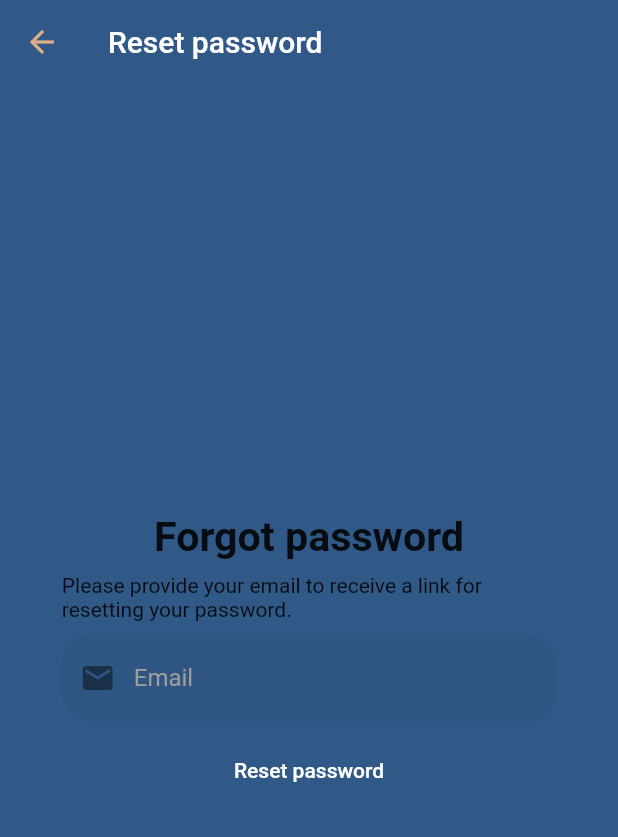
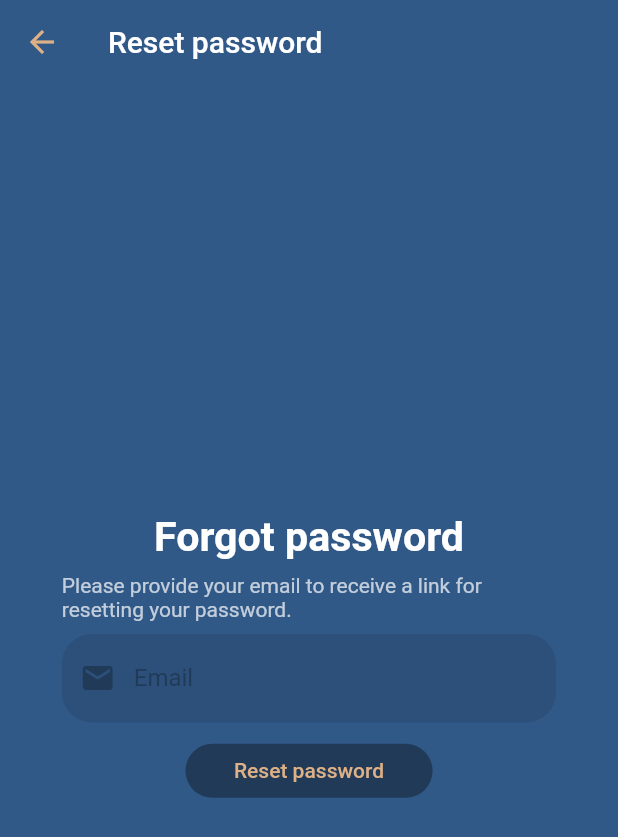
Before and after one commit to lukasstransky/DartTrack, a Flutter app: the screen it shows after launch, after a tap on "Forgot password?", on a phone screen of 412 x 824 dp. Shown: the top 837 px of the screen. Run offline on Flutter 3.47's test engine with Material 2 defaults, Android fonts, the phone set to English and light mode, and no system bars; drawn by our look-alikes of loader_overlay; our stand-ins replace cloud_firestore, firebase_auth, firebase_core, flutter_feather_icons, flutter_slidable, flutter_vector_icons and 8 more; missing offline and left inert: icofont_flutter; accounts and stored records are empty.

Commit message:
styled auth screen

```diff
--- a/dart_app/lib/screens/auth/local_widgets/email_input.dart
+++ b/dart_app/lib/screens/auth/local_widgets/email_input.dart
@@ -1,4 +1,5 @@
 import 'package:dart_app/models/auth.dart';
+import 'package:dart_app/utils/utils.dart';
 
 import 'package:flutter/material.dart';
 import 'package:provider/provider.dart';
@@ -41,13 +42,18 @@ class EmailInput extends StatelessWidget {
           }
           return null;
         },
+        style: TextStyle(color: Colors.white),
         decoration: InputDecoration(
           prefixIcon: Icon(
             Icons.mail,
+            color: Utils.getPrimaryColorDarken(context),
           ),
           hintText: 'Email',
+          hintStyle: TextStyle(
+            color: Utils.getPrimaryColorDarken(context),
+          ),
           filled: true,
-          hintStyle: TextStyle(color: Colors.grey),
+          fillColor: Utils.darken(Theme.of(context).colorScheme.primary, 10),
           border: OutlineInputBorder(
             borderRadius: BorderRadius.circular(20),
             borderSide: BorderSide(
--- a/dart_app/lib/screens/auth/local_widgets/forgot_password.dart
+++ b/dart_app/lib/screens/auth/local_widgets/forgot_password.dart
@@ -2,6 +2,7 @@ import 'package:dart_app/models/auth.dart';
 import 'package:dart_app/screens/auth/local_widgets/email_input.dart';
 import 'package:dart_app/services/auth_service.dart';
 import 'package:dart_app/utils/app_bars/custom_app_bar.dart';
+import 'package:dart_app/utils/utils.dart';
 
 import 'package:flutter/material.dart';
 import 'package:loader_overlay/loader_overlay.dart';
@@ -34,14 +35,18 @@ class _ForgotPasswordState extends State<ForgotPassword> {
               children: [
                 Text(
                   'Forgot password',
-                  style:
-                      TextStyle(fontSize: 20.sp, fontWeight: FontWeight.bold),
+                  style: TextStyle(
+                      fontSize: 20.sp,
+                      fontWeight: FontWeight.bold,
+                      color: Colors.white),
                 ),
                 Container(
                   width: 80.w,
                   padding: EdgeInsets.only(bottom: 1.h, top: 1.h),
                   child: Text(
-                      'Please provide your email to receive a link for resetting your password.'),
+                    'Please provide your email to receive a link for resetting your password.',
+                    style: TextStyle(color: Colors.white70),
+                  ),
                 ),
                 EmailInput(isForgotPasswordScreen: true),
                 ResetPasswordBtn(forgotPasswordFormKey: _forgotPasswordFormKey),
@@ -92,20 +97,22 @@ class ResetPasswordBtn extends StatelessWidget {
   Widget build(BuildContext context) {
     return Container(
       padding: EdgeInsets.only(top: 1.h),
-      width: 60.w,
+      width: 40.w,
       child: TextButton(
         child: Text(
           'Reset password',
-          style: TextStyle(color: Colors.white),
+          style: TextStyle(color: Theme.of(context).colorScheme.secondary),
         ),
         style: ButtonStyle(
+          splashFactory: NoSplash.splashFactory,
+          shadowColor: MaterialStateProperty.all(Colors.transparent),
+          overlayColor: MaterialStateProperty.all(Colors.transparent),
           shape: MaterialStateProperty.all<RoundedRectangleBorder>(
             RoundedRectangleBorder(
               borderRadius: BorderRadius.circular(18.0),
             ),
           ),
-          backgroundColor:
-              MaterialStateProperty.all(Theme.of(context).colorScheme.primary),
+          backgroundColor: Utils.getPrimaryMaterialStateColorDarken(context),
         ),
         onPressed: () => resetPassword(
             context.read<Auth>().getEmailController.text, context),
--- a/dart_app/lib/screens/auth/local_widgets/forgot_password_link.dart
+++ b/dart_app/lib/screens/auth/local_widgets/forgot_password_link.dart
@@ -21,7 +21,7 @@ class ForgotPasswordLink extends StatelessWidget {
         },
         child: Text(
           'Forgot password?',
-          style: TextStyle(color: Colors.grey, fontSize: 11.sp),
+          style: TextStyle(color: Colors.white38, fontSize: 11.sp),
         ),
       ),
     );
--- a/dart_app/lib/screens/auth/local_widgets/login_register_btn/local_widgets/login_register_switch.dart
+++ b/dart_app/lib/screens/auth/local_widgets/login_register_btn/local_widgets/login_register_switch.dart
@@ -12,14 +12,16 @@ class LoginRegisterSwitch extends StatelessWidget {
   Widget build(BuildContext context) {
     final Auth auth = context.read<Auth>();
 
-    return Row(
+    return Padding(
+      padding: EdgeInsets.only(top: 1.h),
+      child: Row(
         mainAxisAlignment: MainAxisAlignment.center,
         children: [
           Text(
             auth.getAuthMode == AuthMode.Login
                 ? 'Don\'t have an account? '
                 : 'Already have an account? ',
-          style: TextStyle(fontSize: 12.sp),
+            style: TextStyle(fontSize: 12.sp, color: Colors.white),
           ),
           GestureDetector(
             key: Key('loginRegisterSwitch'),
@@ -29,10 +31,12 @@ class LoginRegisterSwitch extends StatelessWidget {
               style: TextStyle(
                 fontWeight: FontWeight.bold,
                 fontSize: 12.sp,
+                color: Colors.white,
               ),
             ),
           ),
         ],
+      ),
     );
   }
 }
--- a/dart_app/lib/screens/auth/local_widgets/login_register_btn/local_widgets/proceed_as_guest_link.dart
+++ b/dart_app/lib/screens/auth/local_widgets/login_register_btn/local_widgets/proceed_as_guest_link.dart
@@ -32,7 +32,7 @@ class ProceedAsGuestLink extends StatelessWidget {
         onTap: () async => _clickProceedAsGuest(context),
         child: Text(
           'Proceed as guest',
-          style: TextStyle(color: Colors.grey, fontSize: 11.sp),
+          style: TextStyle(color: Colors.white38, fontSize: 11.sp),
         ),
       ),
     );
--- a/dart_app/lib/screens/auth/local_widgets/login_register_btn/login_register_btn.dart
+++ b/dart_app/lib/screens/auth/local_widgets/login_register_btn/login_register_btn.dart
@@ -3,6 +3,7 @@ import 'package:dart_app/models/auth.dart';
 import 'package:dart_app/screens/auth/local_widgets/login_register_btn/local_widgets/login_register_switch.dart';
 import 'package:dart_app/screens/auth/local_widgets/login_register_btn/local_widgets/proceed_as_guest_link.dart';
 import 'package:dart_app/services/auth_service.dart';
+import 'package:dart_app/utils/utils.dart';
 
 import 'package:firebase_auth/firebase_auth.dart';
 import 'package:flutter/material.dart';
@@ -121,21 +122,26 @@ class LoginRegisterBtn extends StatelessWidget {
       children: [
         Container(
           key: Key('loginRegisterBtn'),
-          width: 60.w,
+          width: 40.w,
           padding: EdgeInsets.only(top: isLogin ? 0 : 1.h),
           child: TextButton(
             child: Text(
               isLogin ? 'Login' : 'Register',
-              style: TextStyle(fontSize: 12.sp, color: Colors.white),
+              style: TextStyle(
+                  fontSize: 12.sp,
+                  color: Theme.of(context).colorScheme.secondary),
             ),
             style: ButtonStyle(
+              splashFactory: NoSplash.splashFactory,
+              shadowColor: MaterialStateProperty.all(Colors.transparent),
+              overlayColor: MaterialStateProperty.all(Colors.transparent),
               shape: MaterialStateProperty.all<RoundedRectangleBorder>(
                 RoundedRectangleBorder(
                   borderRadius: BorderRadius.circular(18.0),
                 ),
               ),
-              backgroundColor: MaterialStateProperty.all(
-                  Theme.of(context).colorScheme.primary),
+              backgroundColor:
+                  Utils.getPrimaryMaterialStateColorDarken(context),
             ),
             onPressed: () => submit(isLogin, context),
           ),
--- a/dart_app/lib/screens/auth/local_widgets/password_input.dart
+++ b/dart_app/lib/screens/auth/local_widgets/password_input.dart
@@ -1,4 +1,5 @@
 import 'package:dart_app/models/auth.dart';
+import 'package:dart_app/utils/utils.dart';
 
 import 'package:flutter/material.dart';
 import 'package:provider/provider.dart';
@@ -33,21 +34,29 @@ class PasswordInput extends StatelessWidget {
                       }*/
             return null;
           },
+          style: TextStyle(color: Colors.white),
           decoration: InputDecoration(
             prefixIcon: Icon(
               Icons.lock,
+              color: Utils.getPrimaryColorDarken(context),
             ),
             suffixIcon: IconButton(
+              splashColor: Colors.transparent,
+              highlightColor: Colors.transparent,
               icon: Icon(
                   passwordVisible ? Icons.visibility : Icons.visibility_off),
+              color: Utils.getPrimaryColorDarken(context),
               onPressed: () {
                 auth.setPasswordVisible = !passwordVisible;
                 auth.notify();
               },
             ),
+            filled: true,
+            fillColor: Utils.darken(Theme.of(context).colorScheme.primary, 10),
             hintText: 'Password',
-            filled: true,
-            hintStyle: TextStyle(color: Colors.grey),
+            hintStyle: TextStyle(
+              color: Utils.getPrimaryColorDarken(context),
+            ),
             border: OutlineInputBorder(
               borderRadius: BorderRadius.circular(20),
               borderSide: BorderSide(
--- a/dart_app/lib/screens/auth/local_widgets/username_input.dart
+++ b/dart_app/lib/screens/auth/local_widgets/username_input.dart
@@ -1,4 +1,5 @@
 import 'package:dart_app/models/auth.dart';
+import 'package:dart_app/utils/utils.dart';
 
 import 'package:flutter/material.dart';
 import 'package:provider/provider.dart';
@@ -30,13 +31,18 @@ class UsernameInput extends StatelessWidget {
           }
           return null;
         },
+        style: TextStyle(color: Colors.white),
         decoration: InputDecoration(
           prefixIcon: Icon(
             Icons.person,
+            color: Utils.getPrimaryColorDarken(context),
           ),
           hintText: 'Username',
           filled: true,
-          hintStyle: TextStyle(color: Colors.grey),
+          fillColor: Utils.darken(Theme.of(context).colorScheme.primary, 10),
+          hintStyle: TextStyle(
+            color: Utils.getPrimaryColorDarken(context),
+          ),
           border: OutlineInputBorder(
             borderRadius: BorderRadius.circular(20),
             borderSide: BorderSide(
--- a/dart_app/lib/screens/auth/login_register_page.dart
+++ b/dart_app/lib/screens/auth/login_register_page.dart
@@ -39,8 +39,10 @@ class _LoginRegisterPageState extends State<LoginRegisterPage> {
                   padding: EdgeInsets.only(bottom: 1.h),
                   child: Text(
                     authMode == AuthMode.Login ? 'Login' : 'Register',
-                    style:
-                        TextStyle(fontSize: 18.sp, fontWeight: FontWeight.bold),
+                    style: TextStyle(
+                        fontSize: 18.sp,
+                        fontWeight: FontWeight.bold,
+                        color: Colors.white),
                   ),
                 ),
                 if (authMode == AuthMode.Register) UsernameInput(),
--- a/dart_app/lib/screens/game_modes/x01/ingame_settings/local_widgets/input_method_settings/local_widgets/select_input_method.dart
+++ b/dart_app/lib/screens/game_modes/x01/ingame_settings/local_widgets/input_method_settings/local_widgets/select_input_method.dart
@@ -133,7 +133,7 @@ class SelectInputMethod extends StatelessWidget {
                     text: TextSpan(
                       style: new TextStyle(
                         fontSize: 11.0.sp,
-                        color: Colors.white,
+                        color: Colors.white70,
                       ),
                       children: <TextSpan>[
                         new TextSpan(
@@ -153,7 +153,7 @@ class SelectInputMethod extends StatelessWidget {
                     text: TextSpan(
                       style: new TextStyle(
                         fontSize: 11.0.sp,
-                        color: Colors.white,
+                        color: Colors.white70,
                       ),
                       children: <TextSpan>[
                         new TextSpan(
```
Lines whose indentation alone changed are shown as unchanged.
